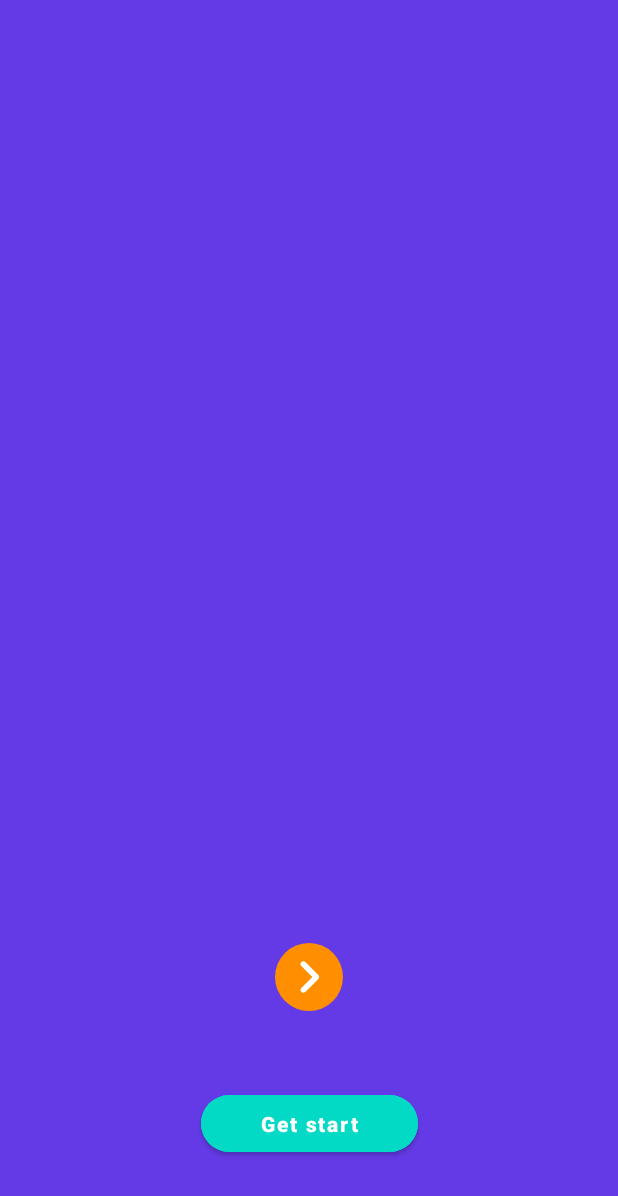
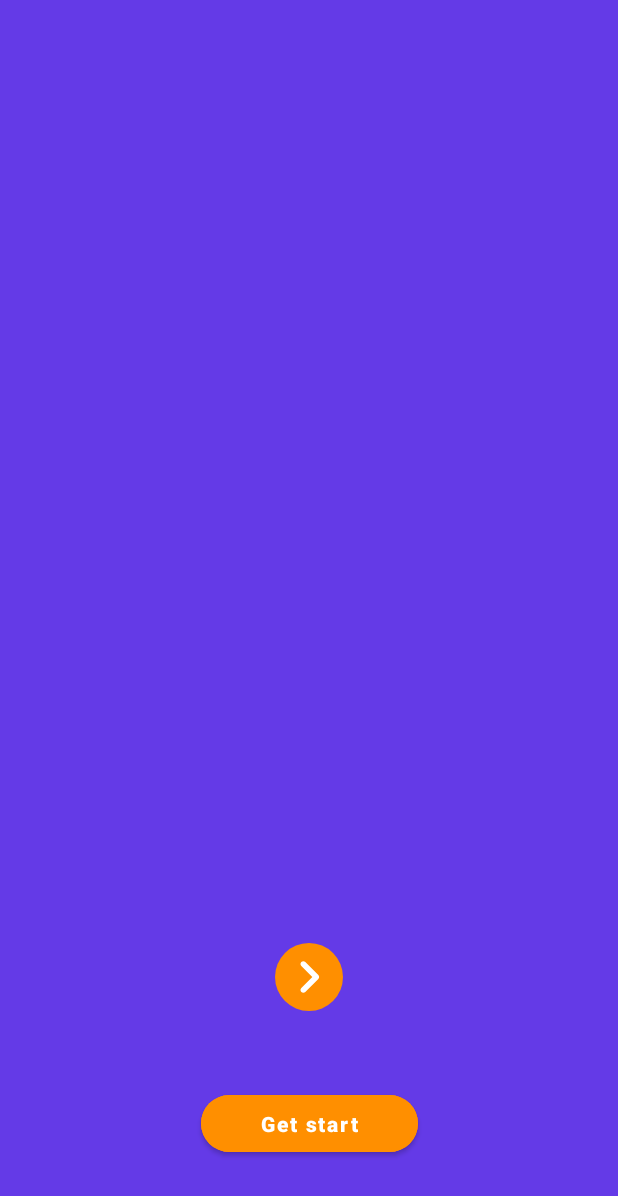
Before and after one commit to BabiMumba/Babistone_Aut, an Android app: the Onboarding screen opened directly, with no data from a screen before it, on a phone screen of 412 x 824 dp. Shown: the top 1196 px of the screen. Run offline under Robolectric (Android 15) with nearby library versions, the phone set to English and light mode, and no system bars.

```diff
--- a/app/src/main/res/layout/activity_onboarding.xml
+++ b/app/src/main/res/layout/activity_onboarding.xml
@@ -39,7 +39,7 @@
         android:textAllCaps="false"
         android:textSize="14sp"
         android:textStyle="bold"
-        android:backgroundTint="@color/teal_200"
+        android:backgroundTint="@color/custom_color_secondary"
         app:cornerRadius="50dp"
         app:layout_constraintEnd_toEndOf="parent"
         app:layout_constraintBottom_toBottomOf="parent"
```
Also changed, not shown: app/src/main/res/drawable/icon_oute_background.xml (added, +7 -0 lines).
